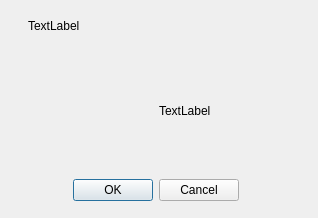
This is main/src/c8messagebox.ui in Xershoo/BM-Client as Qt 5 draws it before an edit. The edited form follows.
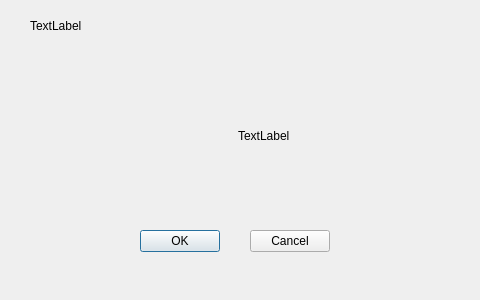
This is the edited form. Custom widgets are drawn as their Qt base class.

```diff
--- a/main/src/c8messagebox.ui
+++ b/main/src/c8messagebox.ui
@@ -6,48 +6,61 @@
    <rect>
     <x>0</x>
     <y>0</y>
-    <width>318</width>
-    <height>218</height>
+    <width>480</width>
+    <height>300</height>
    </rect>
   </property>
+  <property name="sizePolicy">
+   <sizepolicy hsizetype="Preferred" vsizetype="Preferred">
+    <horstretch>0</horstretch>
+    <verstretch>0</verstretch>
+   </sizepolicy>
+  </property>
   <property name="minimumSize">
    <size>
-    <width>318</width>
-    <height>218</height>
+    <width>0</width>
+    <height>0</height>
    </size>
   </property>
   <property name="windowTitle">
    <string>C8MessageBox</string>
   </property>
-  <layout class="QHBoxLayout" name="horizontalLayout_4">
-   <item>
-    <widget class="QWidget" name="widget" native="true">
+  <layout class="QGridLayout" name="gridLayout">
+   <item row="0" column="0">
+    <widget class="QWidget" name="widgetMsgBox" native="true">
+     <property name="sizePolicy">
+      <sizepolicy hsizetype="Preferred" vsizetype="Expanding">
+       <horstretch>0</horstretch>
+       <verstretch>0</verstretch>
+      </sizepolicy>
+     </property>
      <property name="minimumSize">
       <size>
-       <width>300</width>
-       <height>200</height>
+       <width>458</width>
+       <height>278</height>
       </size>
      </property>
-     <layout class="QHBoxLayout" name="horizontalLayout_3">
+     <property name="maximumSize">
+      <size>
+       <width>458</width>
+       <height>278</height>
+      </size>
+     </property>
+     <layout class="QVBoxLayout" name="verticalLayout">
+      <property name="spacing">
+       <number>0</number>
+      </property>
       <property name="leftMargin">
-       <number>0</number>
+       <number>2</number>
       </property>
       <property name="topMargin">
        <number>0</number>
       </property>
       <property name="rightMargin">
-       <number>0</number>
+       <number>2</number>
       </property>
       <property name="bottomMargin">
-       <number>0</number>
-      </property>
-      <item>
-       <layout class="QVBoxLayout" name="verticalLayout_2">
-        <property name="spacing">
-         <number>0</number>
-        </property>
-        <property name="topMargin">
-         <number>0</number>
+       <number>2</number>
         </property>
         <item>
          <widget class="QWidget" name="widget_titleBar" native="true">
@@ -94,7 +107,7 @@
           <property name="sizeHint" stdset="0">
            <size>
             <width>20</width>
-            <height>30</height>
+          <height>25</height>
            </size>
           </property>
          </spacer>
@@ -188,6 +201,9 @@
         </item>
         <item>
          <layout class="QHBoxLayout" name="horizontalLayout_2">
+        <property name="spacing">
+         <number>30</number>
+        </property>
           <property name="rightMargin">
            <number>10</number>
           </property>
@@ -242,7 +258,21 @@
           </item>
          </layout>
         </item>
-       </layout>
+      <item>
+       <spacer name="verticalSpacer_3">
+        <property name="orientation">
+         <enum>Qt::Vertical</enum>
+        </property>
+        <property name="sizeType">
+         <enum>QSizePolicy::Fixed</enum>
+        </property>
+        <property name="sizeHint" stdset="0">
+         <size>
+          <width>20</width>
+          <height>25</height>
+         </size>
+        </property>
+       </spacer>
       </item>
      </layout>
     </widget>
```
Left out of the diff: 16 changed lines with no effect on the pictures. Lines whose indentation alone changed are shown as unchanged.
